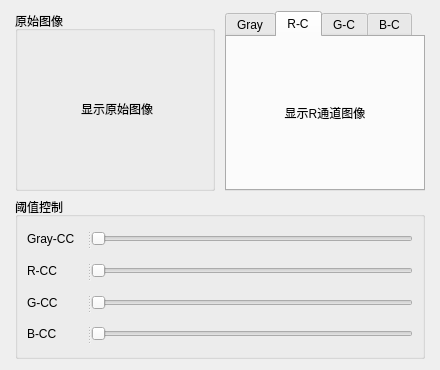
Above: source/filter/imagefilterdlg.ui from guiyang882/HandGesture before the change. Below: the same form after it.
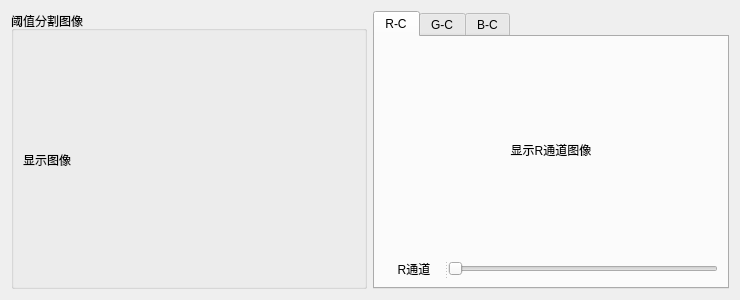
That is the form after the change. The open tabs and pages were chosen to show the change.

The edit to the form file:
```diff
--- a/source/filter/imagefilterdlg.ui
+++ b/source/filter/imagefilterdlg.ui
@@ -6,108 +6,94 @@
    <rect>
     <x>0</x>
     <y>0</y>
-    <width>440</width>
-    <height>370</height>
+    <width>740</width>
+    <height>300</height>
    </rect>
   </property>
+  <property name="minimumSize">
+   <size>
+    <width>740</width>
+    <height>300</height>
+   </size>
+  </property>
   <property name="maximumSize">
    <size>
-    <width>440</width>
-    <height>370</height>
+    <width>740</width>
+    <height>300</height>
    </size>
   </property>
   <property name="windowTitle">
    <string>Dialog</string>
   </property>
-  <layout class="QGridLayout" name="gridLayout">
-   <item row="0" column="0">
+  <layout class="QHBoxLayout" name="horizontalLayout">
+   <item>
     <widget class="QGroupBox" name="groupBox">
      <property name="minimumSize">
       <size>
        <width>200</width>
-       <height>180</height>
+       <height>200</height>
       </size>
      </property>
      <property name="maximumSize">
       <size>
-       <width>200</width>
-       <height>180</height>
+       <width>124354</width>
+       <height>23456</height>
       </size>
      </property>
      <property name="title">
-      <string>原始图像</string>
+      <string>阈值分割图像</string>
      </property>
-     <layout class="QVBoxLayout" name="verticalLayout_4">
-      <item>
-       <widget class="QLabel" name="label_src">
+     <layout class="QGridLayout" name="gridLayout">
+      <item row="0" column="0">
+       <widget class="QLabel" name="label_threshold">
         <property name="minimumSize">
          <size>
-          <width>180</width>
-          <height>130</height>
+          <width>320</width>
+          <height>240</height>
          </size>
         </property>
         <property name="maximumSize">
          <size>
-          <width>180</width>
-          <height>130</height>
+          <width>123254</width>
+          <height>323445</height>
          </size>
         </property>
         <property name="text">
-         <string>&lt;html&gt;&lt;head/&gt;&lt;body&gt;&lt;p align=&quot;center&quot;&gt;显示原始图像&lt;/p&gt;&lt;/body&gt;&lt;/html&gt;</string>
+         <string>显示图像</string>
         </property>
        </widget>
       </item>
      </layout>
     </widget>
    </item>
-   <item row="0" column="1">
+   <item>
     <widget class="QTabWidget" name="tabWidget">
+     <property name="sizePolicy">
+      <sizepolicy hsizetype="Preferred" vsizetype="Preferred">
+       <horstretch>0</horstretch>
+       <verstretch>0</verstretch>
+      </sizepolicy>
+     </property>
      <property name="minimumSize">
       <size>
        <width>200</width>
-       <height>180</height>
+       <height>200</height>
       </size>
      </property>
      <property name="maximumSize">
       <size>
-       <width>200</width>
-       <height>180</height>
+       <width>19000</width>
+       <height>12345346</height>
       </size>
      </property>
      <property name="currentIndex">
       <number>0</number>
      </property>
-     <widget class="QWidget" name="tab_gray">
-      <attribute name="title">
-       <string>Gray</string>
-      </attribute>
-      <layout class="QVBoxLayout" name="verticalLayout_6">
-       <item>
-        <widget class="QLabel" name="label_gray">
-         <property name="minimumSize">
-          <size>
-           <width>140</width>
-           <height>120</height>
-          </size>
-         </property>
-         <property name="maximumSize">
-          <size>
-           <width>1000</width>
-           <height>10000</height>
-          </size>
-         </property>
-         <property name="text">
-          <string>&lt;html&gt;&lt;head/&gt;&lt;body&gt;&lt;p align=&quot;center&quot;&gt;显示灰度图像&lt;/p&gt;&lt;/body&gt;&lt;/html&gt;</string>
-         </property>
-        </widget>
-       </item>
-      </layout>
-     </widget>
      <widget class="QWidget" name="tab_R">
       <attribute name="title">
        <string>R-C</string>
       </attribute>
-      <layout class="QVBoxLayout" name="verticalLayout">
+      <layout class="QVBoxLayout" name="verticalLayout_3">
        <item>
         <widget class="QLabel" name="label_rc">
          <property name="minimumSize">
@@ -127,6 +113,53 @@
          </property>
         </widget>
        </item>
+       <item>
+        <widget class="QSplitter" name="splitter">
+         <property name="sizePolicy">
+          <sizepolicy hsizetype="Expanding" vsizetype="Fixed">
+           <horstretch>0</horstretch>
+           <verstretch>0</verstretch>
+          </sizepolicy>
+         </property>
+         <property name="maximumSize">
+          <size>
+           <width>16777215</width>
+           <height>16777215</height>
+          </size>
+         </property>
+         <property name="orientation">
+          <enum>Qt::Horizontal</enum>
+         </property>
+         <widget class="QLabel" name="label">
+          <property name="minimumSize">
+           <size>
+            <width>60</width>
+            <height>0</height>
+           </size>
+          </property>
+          <property name="maximumSize">
+           <size>
+            <width>60</width>
+            <height>16777215</height>
+           </size>
+          </property>
+          <property name="text">
+           <string>R通道</string>
+          </property>
+          <property name="alignment">
+           <set>Qt::AlignCenter</set>
+          </property>
+         </widget>
+         <widget class="QSlider" name="horizontalSlider_R">
+          <property name="maximum">
+           <number>255</number>
+          </property>
+          <property name="orientation">
+           <enum>Qt::Horizontal</enum>
+          </property>
+         </widget>
+        </widget>
+       </item>
       </layout>
      </widget>
      <widget class="QWidget" name="tab_G">
@@ -153,13 +186,60 @@
          </property>
         </widget>
        </item>
+       <item>
+        <widget class="QSplitter" name="splitter_2">
+         <property name="sizePolicy">
+          <sizepolicy hsizetype="Expanding" vsizetype="Fixed">
+           <horstretch>0</horstretch>
+           <verstretch>0</verstretch>
+          </sizepolicy>
+         </property>
+         <property name="maximumSize">
+          <size>
+           <width>16777215</width>
+           <height>16777215</height>
+          </size>
+         </property>
+         <property name="orientation">
+          <enum>Qt::Horizontal</enum>
+         </property>
+         <widget class="QLabel" name="label_2">
+          <property name="minimumSize">
+           <size>
+            <width>60</width>
+            <height>0</height>
+           </size>
+          </property>
+          <property name="maximumSize">
+           <size>
+            <width>60</width>
+            <height>16777215</height>
+           </size>
+          </property>
+          <property name="text">
+           <string>G通道</string>
+          </property>
+          <property name="alignment">
+           <set>Qt::AlignCenter</set>
+          </property>
+         </widget>
+         <widget class="QSlider" name="horizontalSlider_G">
+          <property name="maximum">
+           <number>255</number>
+          </property>
+          <property name="orientation">
+           <enum>Qt::Horizontal</enum>
+          </property>
+         </widget>
+        </widget>
+       </item>
       </layout>
      </widget>
      <widget class="QWidget" name="tab_B">
       <attribute name="title">
        <string>B-C</string>
       </attribute>
-      <layout class="QVBoxLayout" name="verticalLayout_3">
+      <layout class="QVBoxLayout" name="verticalLayout">
        <item>
         <widget class="QLabel" name="label_bc">
          <property name="minimumSize">
@@ -179,147 +259,57 @@
          </property>
         </widget>
        </item>
+       <item>
+        <widget class="QSplitter" name="splitter_3">
+         <property name="sizePolicy">
+          <sizepolicy hsizetype="Expanding" vsizetype="Fixed">
+           <horstretch>0</horstretch>
+           <verstretch>0</verstretch>
+          </sizepolicy>
+         </property>
+         <property name="maximumSize">
+          <size>
+           <width>16777215</width>
+           <height>16777215</height>
+          </size>
+         </property>
+         <property name="orientation">
+          <enum>Qt::Horizontal</enum>
+         </property>
+         <widget class="QLabel" name="label_3">
+          <property name="minimumSize">
+           <size>
+            <width>60</width>
+            <height>0</height>
+           </size>
+          </property>
+          <property name="maximumSize">
+           <size>
+            <width>60</width>
+            <height>16777215</height>
+           </size>
+          </property>
+          <property name="text">
+           <string>B通道</string>
+          </property>
+          <property name="alignment">
+           <set>Qt::AlignCenter</set>
+          </property>
+         </widget>
+         <widget class="QSlider" name="horizontalSlider_B">
+          <property name="maximum">
+           <number>255</number>
+          </property>
+          <property name="orientation">
+           <enum>Qt::Horizontal</enum>
+          </property>
+         </widget>
+        </widget>
+       </item>
       </layout>
      </widget>
     </widget>
    </item>
-   <item row="1" column="0" colspan="2">
-    <widget class="QGroupBox" name="groupBox_2">
-     <property name="title">
-      <string>阈值控制</string>
-     </property>
-     <layout class="QVBoxLayout" name="verticalLayout_5">
-      <item>
-       <widget class="QSplitter" name="splitter_4">
-        <property name="orientation">
-         <enum>Qt::Horizontal</enum>
-        </property>
-        <widget class="QLabel" name="label_4">
-         <property name="minimumSize">
-          <size>
-           <width>60</width>
-           <height>0</height>
-          </size>
-         </property>
-         <property name="maximumSize">
-          <size>
-           <width>60</width>
-           <height>16777215</height>
-          </size>
-         </property>
-         <property name="text">
-          <string>Gray-CC</string>
-         </property>
-        </widget>
-        <widget class="QSlider" name="horizontalSlider_Gray">
-         <property name="maximum">
-          <number>255</number>
-         </property>
-         <property name="orientation">
-          <enum>Qt::Horizontal</enum>
-         </property>
-        </widget>
-       </widget>
-      </item>
-      <item>
-       <widget class="QSplitter" name="splitter">
-        <property name="orientation">
-         <enum>Qt::Horizontal</enum>
-        </property>
-        <widget class="QLabel" name="label">
-         <property name="minimumSize">
-          <size>
-           <width>60</width>
-           <height>0</height>
-          </size>
-         </property>
-         <property name="maximumSize">
-          <size>
-           <width>60</width>
-           <height>16777215</height>
-          </size>
-         </property>
-         <property name="text">
-          <string>R-CC</string>
-         </property>
-        </widget>
-        <widget class="QSlider" name="horizontalSlider_R">
-         <property name="maximum">
-          <number>255</number>
-         </property>
-         <property name="orientation">
-          <enum>Qt::Horizontal</enum>
-         </property>
-        </widget>
-       </widget>
-      </item>
-      <item>
-       <widget class="QSplitter" name="splitter_2">
-        <property name="orientation">
-         <enum>Qt::Horizontal</enum>
-        </property>
-        <widget class="QLabel" name="label_2">
-         <property name="minimumSize">
-          <size>
-           <width>60</width>
-           <height>0</height>
-          </size>
-         </property>
-         <property name="maximumSize">
-          <size>
-           <width>60</width>
-           <height>16777215</height>
-          </size>
-         </property>
-         <property name="text">
-          <string>G-CC</string>
-         </property>
-        </widget>
-        <widget class="QSlider" name="horizontalSlider_G">
-         <property name="maximum">
-          <number>255</number>
-         </property>
-         <property name="orientation">
-          <enum>Qt::Horizontal</enum>
-         </property>
-        </widget>
-       </widget>
-      </item>
-      <item>
-       <widget class="QSplitter" name="splitter_3">
-        <property name="orientation">
-         <enum>Qt::Horizontal</enum>
-        </property>
-        <widget class="QLabel" name="label_3">
-         <property name="minimumSize">
-          <size>
-           <width>60</width>
-           <height>0</height>
-          </size>
-         </property>
-         <property name="maximumSize">
-          <size>
-           <width>60</width>
-           <height>16777215</height>
-          </size>
-         </property>
-         <property name="text">
-          <string>B-CC</string>
-         </property>
-        </widget>
-        <widget class="QSlider" name="horizontalSlider_B">
-         <property name="maximum">
-          <number>255</number>
-         </property>
-         <property name="orientation">
-          <enum>Qt::Horizontal</enum>
-         </property>
-        </widget>
-       </widget>
-      </item>
-     </layout>
-    </widget>
-   </item>
   </layout>
  </widget>
  <resources/>
```
Left out of the diff: 4 changed lines with no effect on the pictures.
